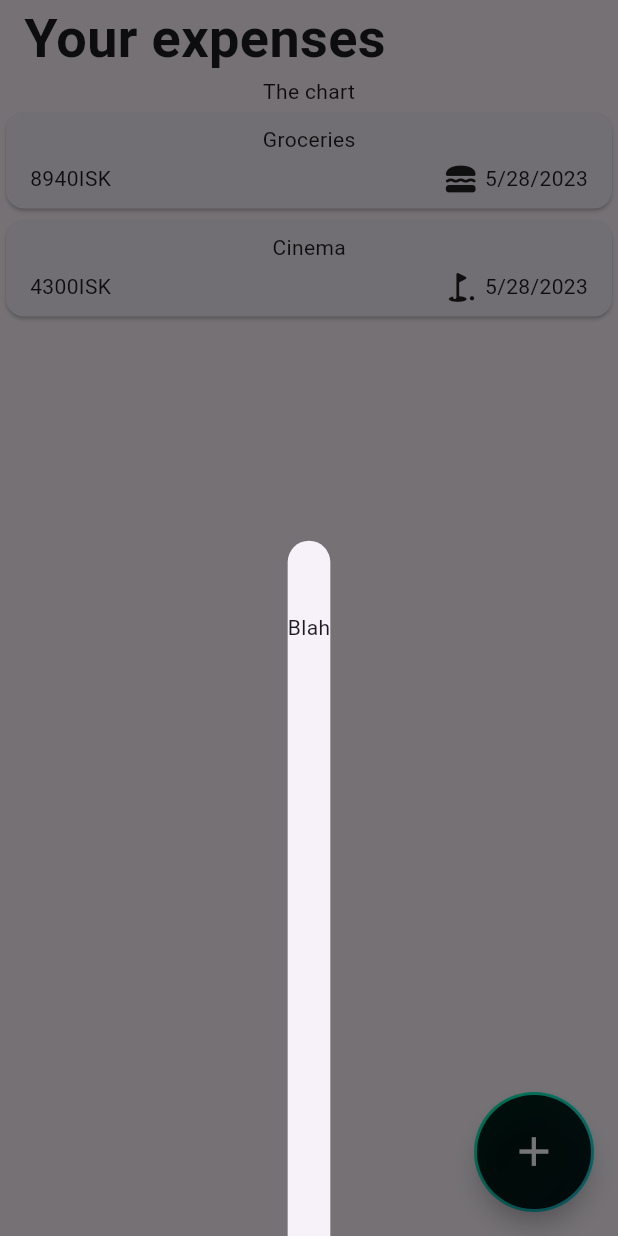
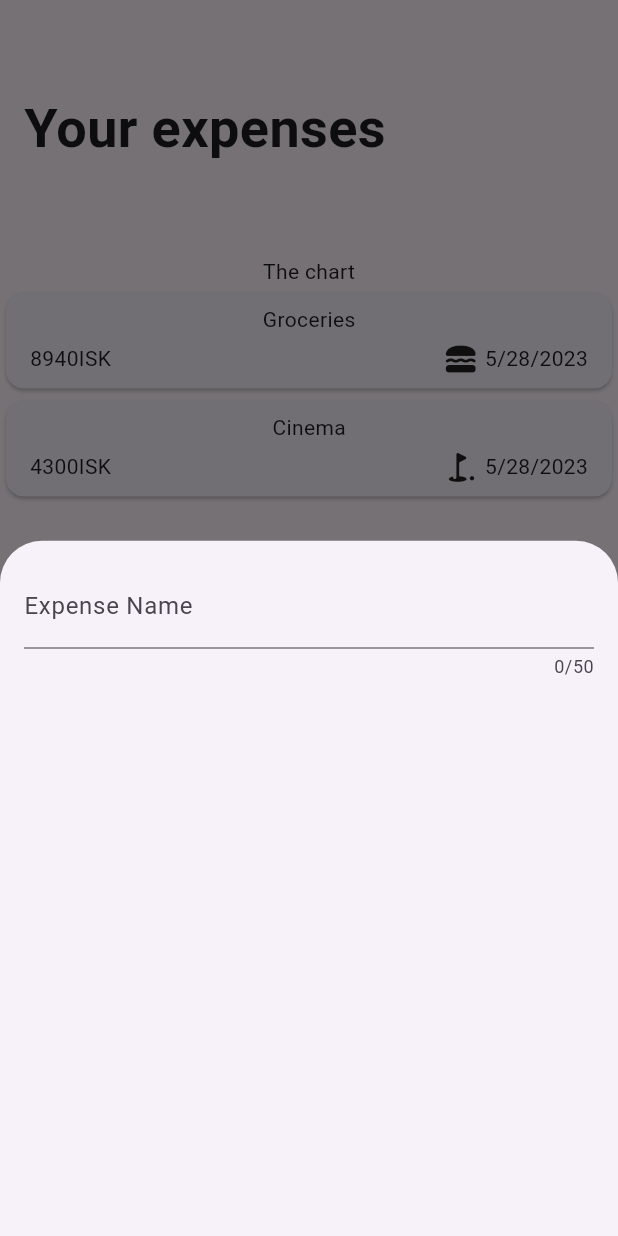
Before and after one commit to c-abbott/big_spender, a Flutter app: the screen it shows after launch, after a tap on the "add" icon, on a phone screen of 412 x 824 dp. Run offline on Flutter 3.47's test engine with Material 2 defaults, Android fonts, the phone set to English and light mode, and no system bars.

Commit message:
Simplified overlay screen design

```diff
--- a/lib/widgets/expenses.dart
+++ b/lib/widgets/expenses.dart
@@ -40,7 +40,7 @@ class _ExpensesState extends State<Expenses> {
       body: Column(
         children: [
           const Padding(
-            padding: EdgeInsets.symmetric(vertical: 0.0, horizontal: 16.0),
+            padding: EdgeInsets.symmetric(vertical: 60.0, horizontal: 16.0),
             child: Align(
               alignment: Alignment.centerLeft,
               child: Text(
--- a/lib/widgets/new_expense.dart
+++ b/lib/widgets/new_expense.dart
@@ -10,18 +10,16 @@ class NewExpense extends StatefulWidget {
 class _NewExpenseState extends State<NewExpense> {
   @override
   Widget build(BuildContext context) {
-    return SizedBox(
-      height: MediaQuery.of(context)
-          .size
-          .height, // set height to full screen height
-      child: const Padding(
-        padding: EdgeInsets.only(top: 48),
-        child: Column(
-          children: [
-            Text('Blah'),
-          ],
+    return const Padding(
+      padding: EdgeInsets.all(16),
+      child: Column(children: [
+        TextField(
+          maxLength: 50,
+          decoration: InputDecoration(
+            label: Text('Expense Name'),
+          ),
         ),
-      ),
+      ]),
     );
   }
 }
```
